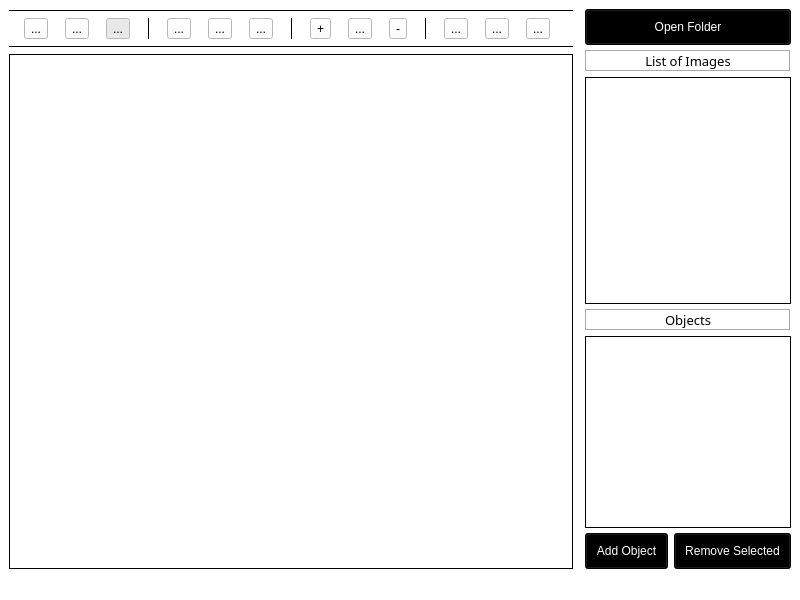
Old version of the form main.ui in the repository add1993/image-annotator-qt.
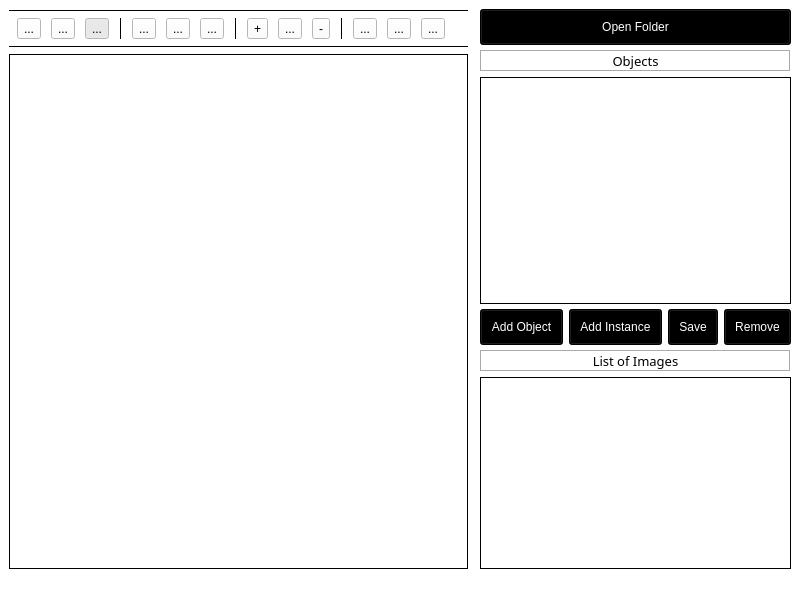
New version of the form. Icons and pictures are not drawn.

Commit message: added save json function

```diff
--- a/main.ui
+++ b/main.ui
@@ -434,7 +434,7 @@
        </layout>
       </item>
       <item>
-       <layout class="QVBoxLayout" name="verticalLayout_10" stretch="1,3,48">
+       <layout class="QVBoxLayout" name="verticalLayout_10" stretch="1,2,48">
         <property name="spacing">
          <number>5</number>
         </property>
@@ -473,69 +473,7 @@
           </property>
          </widget>
         </item>
-        <item>
-         <widget class="QLabel" name="label_4">
-          <property name="font">
-           <font>
-            <family>Sans Serif</family>
-            <pointsize>10</pointsize>
-            <weight>50</weight>
-            <bold>false</bold>
-            <kerning>true</kerning>
-           </font>
-          </property>
-          <property name="layoutDirection">
-           <enum>Qt::LeftToRight</enum>
-          </property>
-          <property name="styleSheet">
-           <string notr="true">background-color:white</string>
-          </property>
-          <property name="frameShape">
-           <enum>QFrame::Box</enum>
-          </property>
-          <property name="frameShadow">
-           <enum>QFrame::Sunken</enum>
-          </property>
-          <property name="lineWidth">
-           <number>1</number>
-          </property>
-          <property name="text">
-           <string>List of Images</string>
-          </property>
-          <property name="textFormat">
-           <enum>Qt::AutoText</enum>
-          </property>
-          <property name="alignment">
-           <set>Qt::AlignCenter</set>
-          </property>
-          <property name="margin">
-           <number>4</number>
-          </property>
-          <property name="indent">
-           <number>-1</number>
-          </property>
-         </widget>
-        </item>
-        <item>
-         <widget class="QListWidget" name="qlist_images">
-          <property name="styleSheet">
-           <string notr="true">background-color:white</string>
-          </property>
-          <property name="frameShape">
-           <enum>QFrame::Box</enum>
-          </property>
-          <property name="frameShadow">
-           <enum>QFrame::Plain</enum>
-          </property>
-          <property name="layoutMode">
-           <enum>QListView::Batched</enum>
-          </property>
-          <property name="batchSize">
-           <number>5</number>
-          </property>
-         </widget>
-        </item>
-		
+        
 		<item>
          <widget class="QLabel" name="label_5">
           <property name="font">
@@ -638,6 +576,76 @@
 					  </property>
 					 </widget>
 				 </item>
+				 <item>
+					 <widget class="QPushButton" name="add_instance">
+					  <property name="font">
+					   <font>
+						<pointsize>9</pointsize>
+					   </font>
+					  </property>
+					  <property name="cursor">
+					   <cursorShape>PointingHandCursor</cursorShape>
+					  </property>
+					  <property name="focusPolicy">
+					   <enum>Qt::StrongFocus</enum>
+					  </property>
+					  <property name="autoFillBackground">
+					   <bool>false</bool>
+					  </property>
+					  <property name="styleSheet">
+					   <string notr="true">background-color: black; /* Blue */
+			padding:10px;
+			color:white;</string>
+					  </property>
+					  <property name="text">
+					   <string>Add Instance</string>
+					  </property>
+					  <property name="autoDefault">
+					   <bool>false</bool>
+					  </property>
+					  <property name="default">
+					   <bool>false</bool>
+					  </property>
+					  <property name="flat">
+					   <bool>false</bool>
+					  </property>
+					 </widget>
+				 </item>
+				 <item>
+					 <widget class="QPushButton" name="save_json">
+					  <property name="font">
+					   <font>
+						<pointsize>9</pointsize>
+					   </font>
+					  </property>
+					  <property name="cursor">
+					   <cursorShape>PointingHandCursor</cursorShape>
+					  </property>
+					  <property name="focusPolicy">
+					   <enum>Qt::StrongFocus</enum>
+					  </property>
+					  <property name="autoFillBackground">
+					   <bool>false</bool>
+					  </property>
+					  <property name="styleSheet">
+					   <string notr="true">background-color: black; /* Blue */
+			padding:10px;
+			color:white;</string>
+					  </property>
+					  <property name="text">
+					   <string>Save</string>
+					  </property>
+					  <property name="autoDefault">
+					   <bool>false</bool>
+					  </property>
+					  <property name="default">
+					   <bool>false</bool>
+					  </property>
+					  <property name="flat">
+					   <bool>false</bool>
+					  </property>
+					 </widget>
+				 </item>
 				 <item>
 					 <widget class="QPushButton" name="remove_object">
 					  <property name="font">
@@ -660,7 +668,7 @@
 			color:white;</string>
 					  </property>
 					  <property name="text">
-					   <string>Remove Selected</string>
+					   <string>Remove</string>
 					  </property>
 					  <property name="autoDefault">
 					   <bool>false</bool>
@@ -675,6 +683,69 @@
 				 </item>
 			 </layout>
         </item>
+		<item>
+         <widget class="QLabel" name="label_4">
+          <property name="font">
+           <font>
+            <family>Sans Serif</family>
+            <pointsize>10</pointsize>
+            <weight>50</weight>
+            <bold>false</bold>
+            <kerning>true</kerning>
+           </font>
+          </property>
+          <property name="layoutDirection">
+           <enum>Qt::LeftToRight</enum>
+          </property>
+          <property name="styleSheet">
+           <string notr="true">background-color:white</string>
+          </property>
+          <property name="frameShape">
+           <enum>QFrame::Box</enum>
+          </property>
+          <property name="frameShadow">
+           <enum>QFrame::Sunken</enum>
+          </property>
+          <property name="lineWidth">
+           <number>1</number>
+          </property>
+          <property name="text">
+           <string>List of Images</string>
+          </property>
+          <property name="textFormat">
+           <enum>Qt::AutoText</enum>
+          </property>
+          <property name="alignment">
+           <set>Qt::AlignCenter</set>
+          </property>
+          <property name="margin">
+           <number>4</number>
+          </property>
+          <property name="indent">
+           <number>-1</number>
+          </property>
+         </widget>
+        </item>
+        <item>
+         <widget class="QListWidget" name="qlist_images">
+          <property name="styleSheet">
+           <string notr="true">background-color:white</string>
+          </property>
+          <property name="frameShape">
+           <enum>QFrame::Box</enum>
+          </property>
+          <property name="frameShadow">
+           <enum>QFrame::Plain</enum>
+          </property>
+          <property name="layoutMode">
+           <enum>QListView::Batched</enum>
+          </property>
+          <property name="batchSize">
+           <number>5</number>
+          </property>
+         </widget>
+        </item>
+		
        </layout>
       </item>
      </layout>
```
Left out of the diff: 1 changed line with no effect on the pictures.
